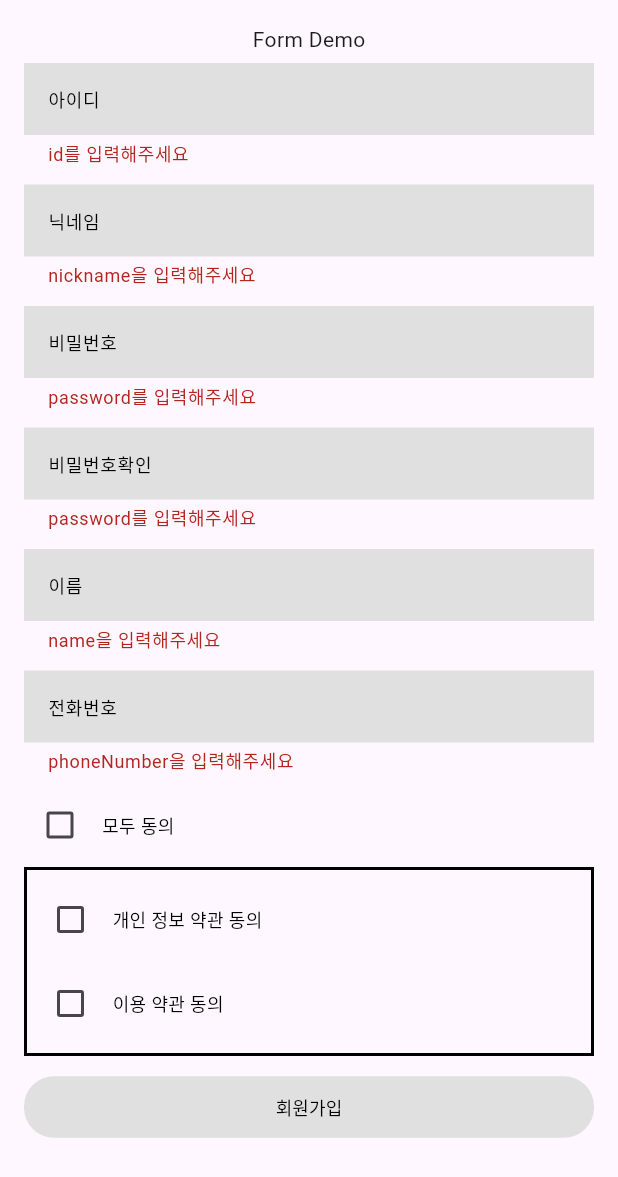
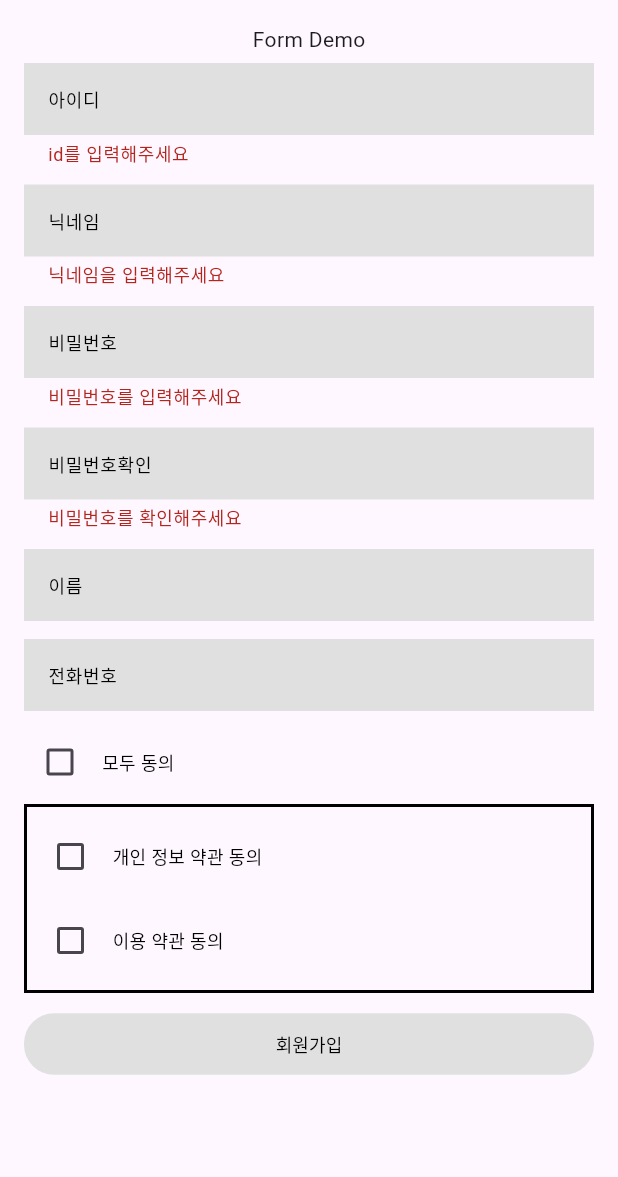
Before and after one commit to TaskWeaver/frontend_app, a Flutter app: the EmailSignInFormBuilderExampleScreen screen opened by its route, after a tap on "회원가입", on a phone screen of 412 x 824 dp. Shown: the top 1177 px of the screen. Run offline on Flutter 3.47's test engine with Material 3 defaults, Android fonts, the phone set to English and light mode, and no system bars; our stand-ins replace go_router; missing offline and left inert: widgetbook, widgetbook_annotation.

Commit message:
feat: form helper

```diff
--- a/front/lib/app/domain/form_example/form_demo.dart
+++ b/front/lib/app/domain/form_example/form_demo.dart
@@ -5,6 +5,11 @@ import 'package:front/shared/atom/hinted_textfield.dart';
 import 'package:front/shared/helper/helper.dart';
 import 'package:front/shared/mixin/mixin.dart';
 
+String passwordRegexPatternString = r'^(?=.*[a-zA-Z].*[a-zA-Z])(?=.*\d).{3,}$';
+
+// BUG: 비밀번호 확인 체크
+// TODO: onSubmit 함수 마무리
+// TODO: handler state, setState로 관리 찾기
 class EmailSignInFormBuilderExampleScreen extends StatefulWidget {
   const EmailSignInFormBuilderExampleScreen({Key? key}) : super(key: key);
 
@@ -32,37 +37,37 @@ class _EmailSignInFormBuilderExampleScreenState extends State<EmailSignInFormBui
                     HintedTextField(
                       hintText: '아이디',
                       validator: formHandler.validateField('id',
-                          FieldValidateBuilder(emtpyMessage: 'id를 입력해주세요')
+                          FieldValidationBuilder.field('id').required('id를 입력해주세요').build()
                       ),
                     ),
                     HintedTextField(
                       hintText: '닉네임',
                        validator: formHandler.validateField('nickname',
-                          FieldValidateBuilder(emtpyMessage: 'nickname을 입력해주세요')
+                          FieldValidationBuilder.field('nickname').required('닉네임을 입력해주세요').min(2, '2글자 이상 입력해주세요').build()
                       ),
                     ),
                     HintedTextField(
                       hintText: '비밀번호',
                       validator: formHandler.validateField('password',
-                        FieldValidateBuilder(emtpyMessage: 'password를 입력해주세요')
+                        FieldValidationBuilder.field('password').required('비밀번호를 입력해주세요').pattern(passwordRegexPatternString, '영어 대소문자, 숫자가 2개 이상 사용되어야 합니다.').build()
                       ),
                     ),
                     HintedTextField(
                       hintText: '비밀번호확인',
                       validator: formHandler.validateField('passwordCheck',
-                          FieldValidateBuilder(emtpyMessage: 'password를 입력해주세요')
+                        FieldValidationBuilder.field('passwordCheck').required('비밀번호를 확인해주세요').sameAs(formHandler.readValue('password', ''), '비밀번호와 일치하지 않습니다.').build()
                       ),
                     ),
                     HintedTextField(
                       hintText: '이름',
                       validator: formHandler.validateField('name',
-                          FieldValidateBuilder(emtpyMessage: 'name을 입력해주세요')
+                        FieldValidationBuilder.field('name').build()
                       ),
                     ),
                     HintedTextField(
                       hintText: '전화번호',
                       validator: formHandler.validateField('phoneNumber',
-                          FieldValidateBuilder(emtpyMessage: 'phoneNumber을 입력해주세요')
+                        FieldValidationBuilder.field('phoneNumber').build()
                       ),
                     ),
                     CheckboxTextRow(
--- a/front/lib/shared/helper/FormHelper/form_handler.dart
+++ b/front/lib/shared/helper/FormHelper/form_handler.dart
@@ -1,12 +1,10 @@
 import 'package:flutter/material.dart';
-import 'package:front/shared/helper/helper.dart';
+import 'package:front/shared/helper/FormHelper/interface/form_validate_function.dart';
 
-class FormHandler  {
-
+class FormHandler {
   GlobalKey<FormState> formKey = GlobalKey();
 
   Map<String, dynamic> fields = {};
-
   late void Function(VoidCallback callback) setStateHandler;
 
   void init(void Function(VoidCallback callback) mixinStateHandler){
@@ -26,13 +24,23 @@ class FormHandler  {
     return fields[name];
   }
 
-  String? Function(String? value) validateField(String fieldName, FieldValidateBuilder options) {
+  String? Function(String? value) validateField(String fieldName, List<ValidateFuncList> options) {
     return (value){
       fields[fieldName] = value;
-      if (value == null || value.isEmpty) {
-        return options.emtpyMessage;
-      }
-      return null;
+      if(options.isEmpty) return null;
+      var invalidValidation = options.firstWhere(
+          (option){
+            var isPass = option.validateFunc(value) ?? false;
+            return !isPass;
+          },
+          orElse: () => ValidateFuncList(
+            validateFunc: (val) { return false; },
+            validateMessage: '-1',
+          )
+      );
+
+      if(invalidValidation.validateMessage == '-1') return null;
+      return invalidValidation.validateMessage;
     };
   }
 
--- a/front/lib/shared/helper/FormHelper/form_helper.dart
+++ b/front/lib/shared/helper/FormHelper/form_helper.dart
@@ -1,2 +1,3 @@
 export './form_handler.dart';
-export './interface/form_ui_error.dart';
+export './form_validate_builder.dart';
+export 'interface/form_error_type.dart';
--- /dev/null
+++ b/front/lib/shared/helper/FormHelper/form_validate_builder.dart
@@ -0,0 +1,53 @@
+import 'package:front/shared/helper/FormHelper/interface/form_validate_function.dart';
+import 'package:front/shared/utils/validate.dart';
+
+class FieldValidationBuilder {
+  FieldValidationBuilder._(this.fieldName);
+  static FieldValidationBuilder? _instance;
+
+  String fieldName;
+  List<ValidateFuncList> validations = [];
+
+  static FieldValidationBuilder field(String fieldName) {
+    _instance = FieldValidationBuilder._(fieldName);
+    return _instance!;
+  }
+
+  FieldValidationBuilder required(String? message) {
+    var errorMessage = message ?? 'Please enter a value for $fieldName';
+    validations.add(ValidateFuncList(validateFunc: checkIsNotEmpty, validateMessage: errorMessage));
+    return this;
+  }
+
+  FieldValidationBuilder pattern(String pattern, String? message) {
+    var errorMessage = message ?? 'Please check a value for $fieldName';
+    validations.add(ValidateFuncList(validateFunc: (val) => checkStrValidatePattern(val, pattern), validateMessage: errorMessage));
+    return this;
+  }
+
+  FieldValidationBuilder min(int size, String? message) {
+    var errorMessage = message ?? 'Please check a value length for $fieldName';
+    validations.add(ValidateFuncList(validateFunc: (val) => checkStrIsPassMinLength(val, size), validateMessage: errorMessage));
+    return this;
+  }
+
+  FieldValidationBuilder max(int size, String? message) {
+    var errorMessage = message ?? 'Please check a value length for $fieldName';
+    validations.add(ValidateFuncList(validateFunc: (val) => checkStrIsPassMaxLength(val, size), validateMessage: errorMessage));
+    return this;
+  }
+
+  FieldValidationBuilder sameAs(String fieldToCompare, String? message) {
+    var errorMessage = message ?? 'Please check a value for $fieldName';
+    validations.add(ValidateFuncList(validateFunc: (val) => checkStrIsSame(val, fieldToCompare), validateMessage: errorMessage));
+    return this;
+  }
+
+  FieldValidationBuilder customCheck(ValidateFunc func, String? message) {
+    var errorMessage = message ?? 'Please check a value for $fieldName';
+    validations.add(ValidateFuncList(validateFunc: func, validateMessage: errorMessage));
+    return this;
+  }
+
+  List<ValidateFuncList> build() => validations;
+}
--- /dev/null
+++ b/front/lib/shared/helper/FormHelper/interface/form_validate_function.dart
@@ -0,0 +1,7 @@
+typedef ValidateFunc = bool? Function(String? val);
+
+class ValidateFuncList {
+  ValidateFuncList({required this.validateFunc, required this.validateMessage});
+  final ValidateFunc validateFunc;
+  final String validateMessage;
+}
--- a/front/lib/shared/helper/field_validate_builder.dart
+++ /dev/null
@@ -1,51 +0,0 @@
-// abstract class FieldValidation {
-//   String get field;
-//   ValidationError? validate(Map input);
-// }
-
-class FieldValidateBuilder {
-  FieldValidateBuilder({required this.emtpyMessage});
-
-  final String emtpyMessage;
-  bool required = false;
-  String? pattern;
-  num? minLength;
-  num? maxLength;
-  String? Function(String? value)? validator;
-}
-
-
-// class ValidationBuilder {
-//   static ValidationBuilder? _instance;
-//   String fieldName;
-//   List<FieldValidation> validations = [];
-
-//   ValidationBuilder._(this.fieldName);
-
-//   static ValidationBuilder field(String fieldName) {
-//     _instance = ValidationBuilder._(fieldName);
-//     return _instance!;
-//   }
-
-//   ValidationBuilder required() {
-//     validations.add(RequiredFieldValidation(fieldName));
-//     return this;
-//   }
-
-//   ValidationBuilder email() {
-//     validations.add(EmailValidation(fieldName));
-//     return this;
-//   }
-
-//   ValidationBuilder min(int size) {
-//     validations.add(MinLengthValidation(field: fieldName, size: size));
-//     return this;
-//   }
-
-//   ValidationBuilder sameAs(String fieldToCompare) {
-//     validations.add(CompareFieldsValidation(field: fieldName, fieldToCompare: fieldToCompare));
-//     return this;
-//   }
-
-//   List<FieldValidation> build() => validations;
-// }
--- a/front/lib/shared/helper/helper.dart
+++ b/front/lib/shared/helper/helper.dart
@@ -1,2 +1 @@
-export './field_validate_builder.dart';
 export 'FormHelper/form_helper.dart';
```
Also changed, not shown: front/lib/shared/helper/FormHelper/interface/form_error_type.dart (added, +18 -0 lines), front/lib/shared/helper/FormHelper/interface/form_ui_error.dart (deleted, +0 -18 lines), front/lib/shared/utils/validate.dart (+12 -29 lines).
